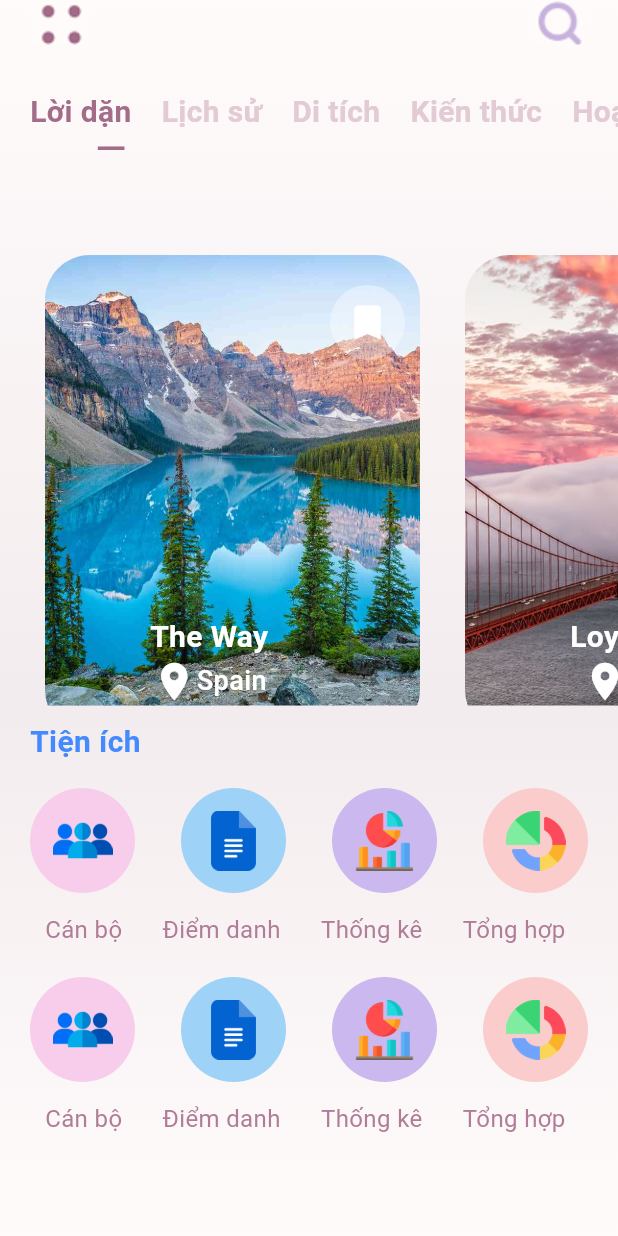
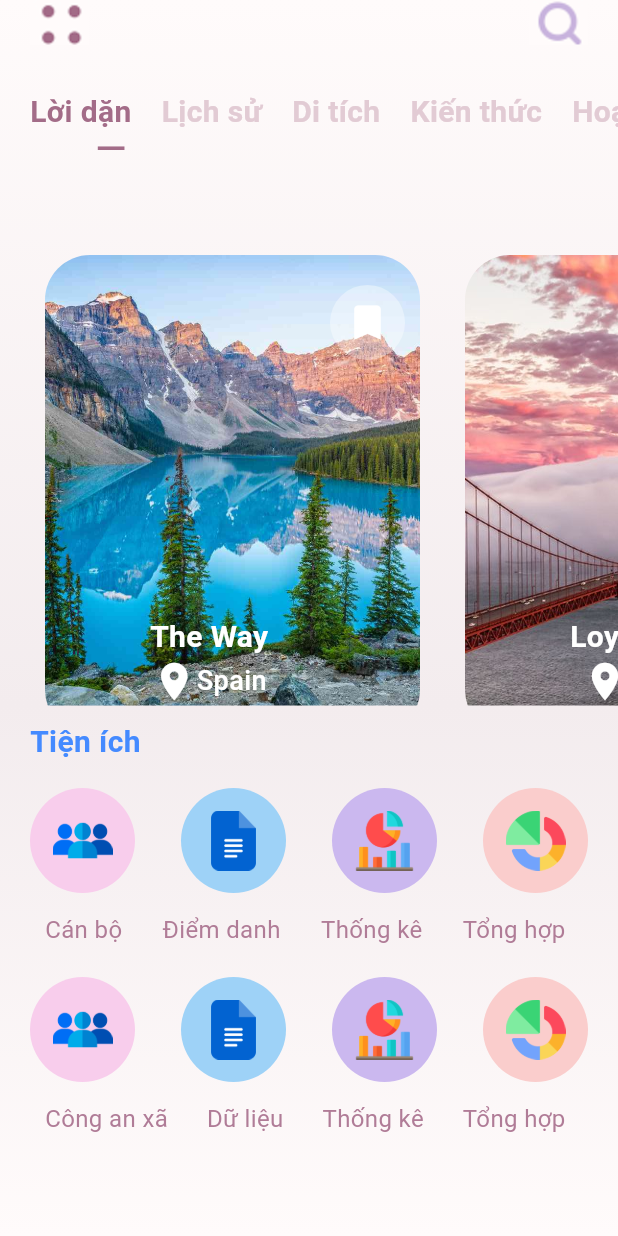
Before and after one commit to tranquangphuc-1986/flutter-attendance-web, a Flutter app: the MyHomePage screen opened directly, on a phone screen of 412 x 824 dp. Run offline on Flutter 3.47's test engine with Material 3 defaults, Android fonts, the phone set to English and light mode, and no system bars; our stand-ins replace cloud_firestore, firebase_auth, firebase_core, flutter_slidable, image_picker; accounts and stored records are empty.

Commit message:
update code

```diff
--- a/lib/travel/popular_cate.dart
+++ b/lib/travel/popular_cate.dart
@@ -242,11 +242,11 @@ class _PopularCategoriesState extends State<PopularCategories> {
                   mainAxisAlignment: MainAxisAlignment.spaceBetween,
                   children: [
                     Text(
-                      "Cán bộ",
+                      "Công an xã",
                       style: TextStyle(fontSize: 16, color: Color(0xFFB07C97)),
                     ),
                     Text(
-                      "Điểm danh",
+                      "Dữ liệu",
                       style: TextStyle(fontSize: 16, color: Color(0xFFB07C97)),
                     ),
                     Text(
```
